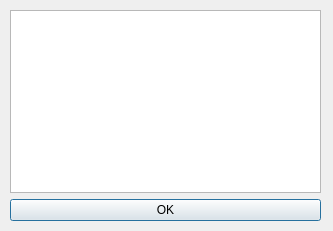
Old version of the form getwkt3_dialog_base.ui in the repository skeenp/QGIS3-getWKT.
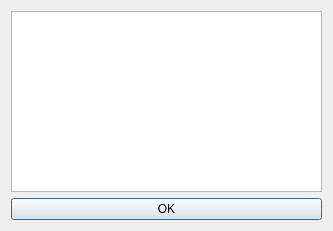
New version of the form. Icons and pictures are not drawn.

The edit to the form file:
```diff
--- a/getwkt3_dialog_base.ui
+++ b/getwkt3_dialog_base.ui
@@ -17,15 +17,8 @@
    <iconset>
     <normaloff>wkt.png</normaloff>wkt.png</iconset>
   </property>
-  <widget class="QWidget" name="layoutWidget">
-   <property name="geometry">
-    <rect>
-     <x>10</x>
-     <y>10</y>
-     <width>311</width>
-     <height>211</height>
-    </rect>
-   </property>
+  <layout class="QGridLayout" name="gridLayout">
+   <item row="0" column="0">
    <layout class="QVBoxLayout" name="verticalLayout">
     <item>
      <widget class="QTextEdit" name="wktTextEdit">
@@ -42,7 +35,8 @@
      </widget>
     </item>
    </layout>
-  </widget>
+   </item>
+  </layout>
  </widget>
  <resources/>
  <connections/>
```
Lines whose indentation alone changed are shown as unchanged.
